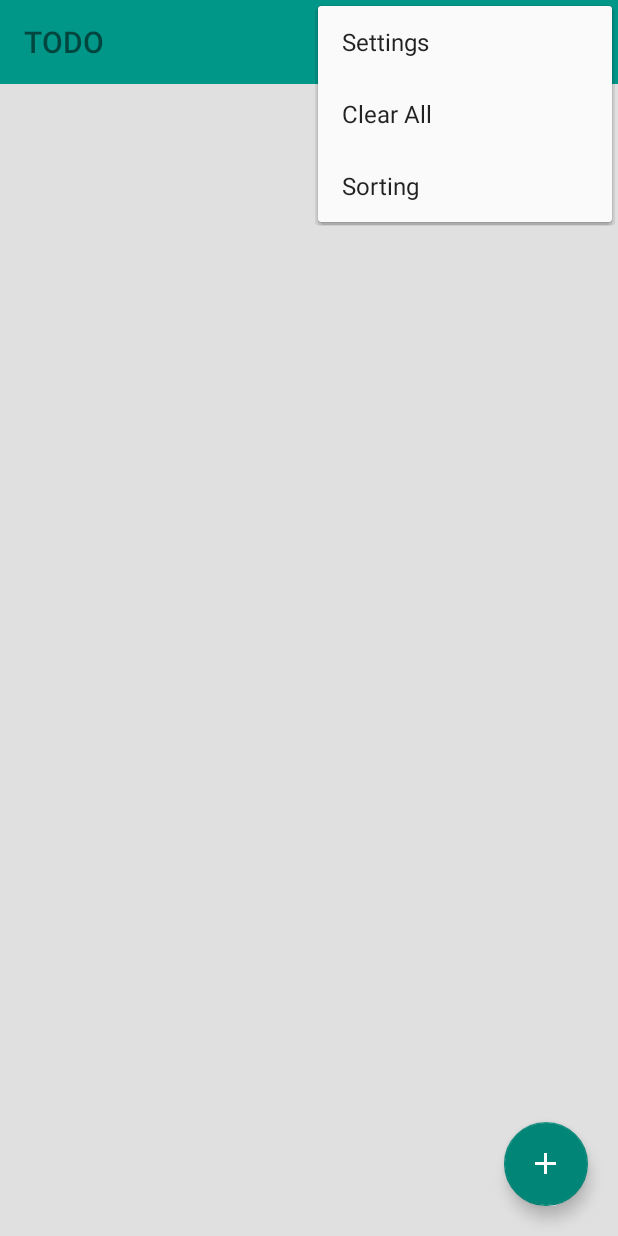
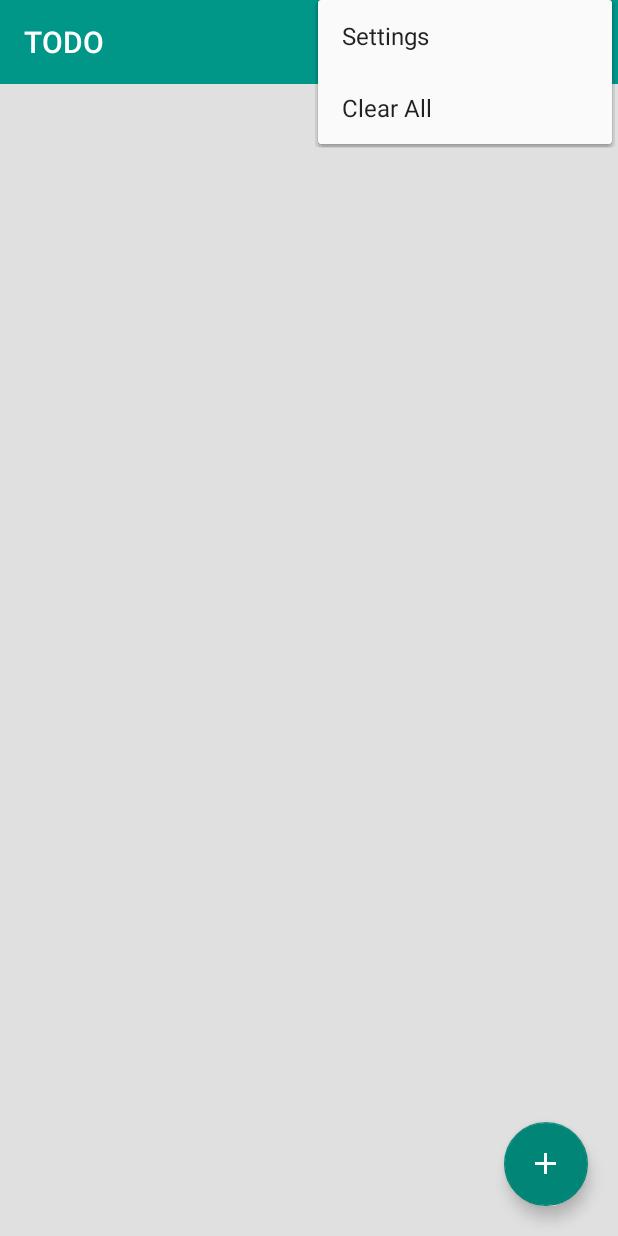
Before and after one commit to wetalkas/TODO, an Android app: the fragment TasksFragment placed in its activity, with the options menu open, on a phone screen of 412 x 824 dp. Run offline under Robolectric (Android 15) with nearby library versions, the phone set to English and light mode, and no system bars; libraries missing offline, so code that uses them is left out: com.melnykov.fab; plain views replace FloatingActionButton; 2 statements that could not run were skipped.

Commit message:
changed: colors in toolbar; added: sort icon;

```diff
--- a/app/src/main/java/com/keepsolid/wetalkas/keepsolid/fragments/TasksFragment.java
+++ b/app/src/main/java/com/keepsolid/wetalkas/keepsolid/fragments/TasksFragment.java
@@ -135,8 +135,10 @@ public class TasksFragment extends Fragment {
         if (toolbar != null) {
             Log.d("toolbar", "not null");
             toolbar.setTitle("TODO");
-            toolbar.setTitleTextColor(getResources().getColor(R.color.secondary_text_default_material_light));
+            toolbar.setTitleTextColor(getResources().getColor(R.color.abc_primary_text_material_dark));
             ((ActionBarActivity)getActivity()).setSupportActionBar(toolbar);
+
+            //toolbar.setNavigationIcon(getResources().getDrawable(R.drawable.ic_dots_vertical_white_24dp));
         }
 
         searchView = (SearchView) rootView.findViewById(R.id.searchView);
--- a/app/src/main/res/layout/toolbar.xml
+++ b/app/src/main/res/layout/toolbar.xml
@@ -13,6 +13,8 @@
         android:layout_width="wrap_content"
         android:layout_height="wrap_content"
         android:id="@+id/searchView"
+        android:theme="@style/AppTheme.ActionMenu"
+        android:searchIcon="@drawable/ic_magnify_white_24dp"
         android:layout_gravity="right" />
 
 
--- a/app/src/main/res/menu/menu_main.xml
+++ b/app/src/main/res/menu/menu_main.xml
@@ -10,5 +10,6 @@
 
 
     <item android:id="@+id/action_sorting" android:title="@string/menu_sorting"
-        android:orderInCategory="100" app:showAsAction="never" />
+        android:orderInCategory="100" android:icon="@drawable/ic_sort_by_alpha_white_24dp"
+        app:showAsAction="ifRoom" />
 </menu>
--- a/app/src/main/res/values/styles.xml
+++ b/app/src/main/res/values/styles.xml
@@ -5,10 +5,32 @@
     <style name="AppTheme" parent="Theme.AppCompat.Light.NoActionBar">
         <item name="colorPrimary">@color/colorPrimary</item>
         <item name="colorPrimaryDark">@color/colorPrimaryDark</item>
+
+        <item name="android:actionOverflowButtonStyle">@style/MyActionButtonOverflow</item>
+
+
+        <item name="android:itemTextAppearance">@android:color/primary_text_dark</item>
+
     </style>
 
 
-    <style name="ActionBarTheme" parent="Theme.AppCompat.NoActionBar"></style>
+    <style name="AppTheme.ActionMenu" parent="Theme.AppCompat.NoActionBar"></style>
+
+
+    <style name="MyActionButtonOverflow" parent="android:style/Widget.Holo.ActionButton.Overflow">
+        <item name="android:src">@drawable/ic_dots_vertical_white_24dp</item>
+    </style>
+
+
+    <style name="MyCustomSearchViewTheme"> parent="android:style/Widget.Holo.ActionButton.Overflow">
+        <item name="android:actionOverflowButtonStyle">@style/MyActionButtonOverflow</item>
+
+    </style>
+
+    <style name="MySearchViewOverflow" parent="android:style/Widget.Holo.ActionButton.Overflow">
+        <item name="android:src">@drawable/ic_dots_vertical_white_24dp</item>
+    </style>
+
 
 
 
```
Also changed, not shown: app/src/main/res/drawable-hdpi/ic_sort_by_alpha_white_24dp.png (added), app/src/main/res/drawable-mdpi/ic_sort_by_alpha_white_24dp.png (added), app/src/main/res/drawable-xhdpi/ic_sort_by_alpha_white_24dp.png (added), app/src/main/res/drawable-xxhdpi/ic_sort_by_alpha_white_24dp.png (added), app/src/main/res/drawable-xxxhdpi/ic_sort_by_alpha_white_24dp.png (added).
